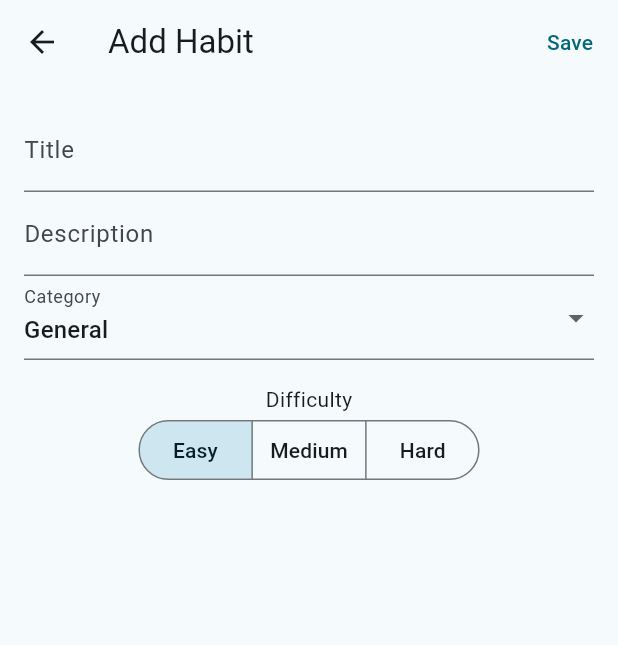
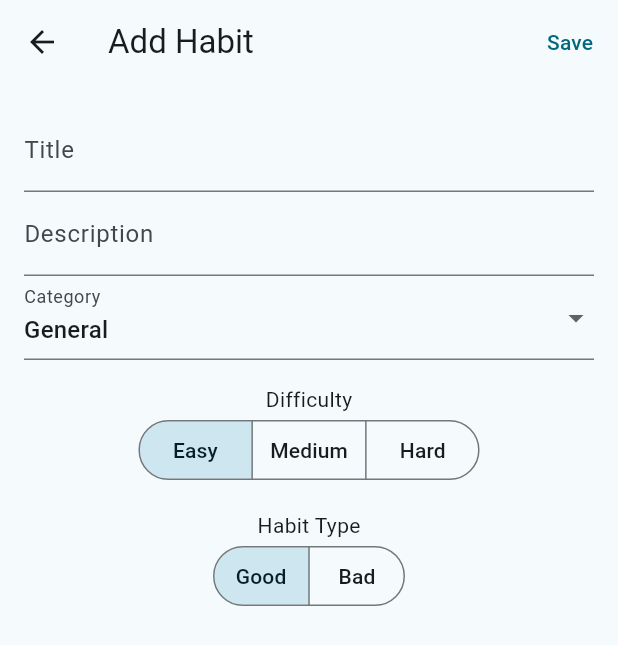
Before and after one commit to camel-exvl/LifeRPG, a Flutter app: the HabitView screen opened directly, after a tap on the "add" icon, on a phone screen of 412 x 824 dp. Shown: the top 645 px of the screen. Run offline on Flutter 3.47's test engine with Material 3 defaults, Android fonts, the phone set to English and light mode, and no system bars; our stand-ins replace drift, sqlite3_flutter_libs; missing offline and left inert: sqlite3; accounts and stored records are empty; generated files the repository leaves out were written again; Roboto replaces fonts that are missing (Fusion Pixel 10px Proportional zh_hans Regular).

Commit message:
feat(habit): 修改habit模型，增加习惯类型属性
1. 增加习惯类型属性，区分好坏习惯
2. 增加习惯的创建时间、完成次数、最后完成时间等属性

```diff
--- a/lib/l10n/intl_en.arb
+++ b/lib/l10n/intl_en.arb
@@ -26,5 +26,8 @@
   "health": "Health",
   "fun": "Fun",
   "learning": "Learning",
-  "social": "Social"
+  "social": "Social",
+  "habitType": "Habit Type",
+  "good": "Good",
+  "bad": "Bad"
 }
--- a/lib/l10n/intl_zh.arb
+++ b/lib/l10n/intl_zh.arb
@@ -26,5 +26,8 @@
   "health": "健康",
   "fun": "娱乐",
   "learning": "学习",
-  "social": "社交"
+  "social": "社交",
+  "habitType": "习惯类型",
+  "good": "好",
+  "bad": "坏"
 }
--- a/lib/model/common_model.dart
+++ b/lib/model/common_model.dart
@@ -3,6 +3,8 @@ import 'package:flutter_gen/gen_l10n/app_localizations.dart';
 enum Difficulty { easy, medium, hard }
 
 enum Category { general, art, career, health, fun, learning, social }
+
+enum HabitType { good, bad }
 
 extension DifficultyExtension on Difficulty {
   String localizedString(context) {
@@ -37,3 +39,14 @@ extension CategoryExtension on Category {
     }
   }
 }
+
+extension HabitTypeExtension on HabitType {
+  String localizedString(context) {
+    switch (this) {
+      case HabitType.good:
+        return AppLocalizations.of(context)!.good;
+      case HabitType.bad:
+        return AppLocalizations.of(context)!.bad;
+    }
+  }
+}
--- a/lib/model/habit_model.dart
+++ b/lib/model/habit_model.dart
@@ -14,4 +14,12 @@ class HabitTable extends Table {
   IntColumn get difficulty => intEnum<Difficulty>()();
 
   IntColumn get category => intEnum<Category>()();
+
+  IntColumn get type => intEnum<HabitType>()();
+
+  IntColumn get finishedCount => integer()();
+
+  DateTimeColumn get lastFinishedAt => dateTime()();
+
+  DateTimeColumn get createdAt => dateTime()();
 }
--- a/lib/view/habit_edit_view.dart
+++ b/lib/view/habit_edit_view.dart
@@ -6,11 +6,12 @@ import '../model/common_model.dart';
 import '../viewmodel/habit_viewmodel.dart';
 
 class HabitEditView extends StatefulWidget {
-  const HabitEditView({super.key,
-    required this.viewModel,
-    required this.isAdd,
-    this.order,
-    this.habit});
+  const HabitEditView(
+      {super.key,
+      required this.viewModel,
+      required this.isAdd,
+      this.order,
+      this.habit});
 
   final HabitViewModel viewModel;
   final bool isAdd;
@@ -27,6 +28,7 @@ class _HabitEditViewState extends State<HabitEditView> {
   final _descriptionController = TextEditingController();
   late Difficulty _difficultyValue;
   late Category _categoryValue;
+  late HabitType _habitTypeValue;
 
   @override
   void initState() {
@@ -35,6 +37,7 @@ class _HabitEditViewState extends State<HabitEditView> {
     _descriptionController.text = widget.habit?.description ?? '';
     _difficultyValue = widget.habit?.difficulty ?? Difficulty.easy;
     _categoryValue = widget.habit?.category ?? Category.general;
+    _habitTypeValue = widget.habit?.type ?? HabitType.good;
   }
 
   @override
@@ -63,7 +66,11 @@ class _HabitEditViewState extends State<HabitEditView> {
                       title: _titleController.text,
                       description: _descriptionController.text,
                       difficulty: _difficultyValue,
-                      category: _categoryValue));
+                      category: _categoryValue,
+                      type: _habitTypeValue,
+                      finishedCount: 0,
+                      lastFinishedAt: DateTime(0),
+                      createdAt: DateTime.now()));
                 } else {
                   widget.viewModel.updateHabit(HabitModel(
                       id: widget.habit!.id,
@@ -71,7 +78,11 @@ class _HabitEditViewState extends State<HabitEditView> {
                       title: _titleController.text,
                       description: _descriptionController.text,
                       difficulty: _difficultyValue,
-                      category: _categoryValue));
+                      category: _categoryValue,
+                      type: _habitTypeValue,
+                      finishedCount: widget.habit!.finishedCount,
+                      lastFinishedAt: widget.habit!.lastFinishedAt,
+                      createdAt: widget.habit!.createdAt));
                 }
                 Navigator.of(context).pop();
               }
@@ -135,6 +146,23 @@ class _HabitEditViewState extends State<HabitEditView> {
                     });
                   },
                   showSelectedIcon: false),
+              Padding(
+                padding: const EdgeInsets.only(top: 16.0),
+                child: Text(AppLocalizations.of(context)!.habitType),
+              ),
+              SegmentedButton<HabitType>(
+                  segments: HabitType.values
+                      .map((habitType) => ButtonSegment(
+                          value: habitType,
+                          label: Text(habitType.localizedString(context))))
+                      .toList(),
+                  selected: <HabitType>{_habitTypeValue},
+                  onSelectionChanged: (selected) {
+                    setState(() {
+                      _habitTypeValue = selected.first;
+                    });
+                  },
+                  showSelectedIcon: false),
             ],
           ),
         )),
--- a/lib/view/habit_view.dart
+++ b/lib/view/habit_view.dart
@@ -3,6 +3,7 @@ import 'package:liferpg/viewmodel/habit_viewmodel.dart';
 import 'package:provider/provider.dart';
 
 import '../database/habit_database.dart';
+import '../model/common_model.dart';
 import 'habit_edit_view.dart';
 
 class HabitView extends StatefulWidget {
@@ -53,7 +54,9 @@ class _HabitViewState extends State<HabitView>
                                 habit: habit)));
                       },
                       trailing: IconButton(
-                        icon: const Icon(Icons.add),
+                        icon: habit.type == HabitType.good
+                            ? const Icon(Icons.add)
+                            : const Icon(Icons.remove),
                         onPressed: () {},
                       ),
                     );
--- a/lib/viewmodel/habit_viewmodel.dart
+++ b/lib/viewmodel/habit_viewmodel.dart
@@ -24,6 +24,10 @@ class HabitViewModel extends ChangeNotifier {
       description: Value(habit.description),
       difficulty: Value(habit.difficulty),
       category: Value(habit.category),
+      type: Value(habit.type),
+      finishedCount: Value(habit.finishedCount),
+      lastFinishedAt: Value(habit.lastFinishedAt),
+      createdAt: Value(habit.createdAt),
     ))
         .then((value) {
       habit = habit.copyWith(id: value);
```
Also changed, not shown: lib/database/habit_database.g.dart, 6 other files.
